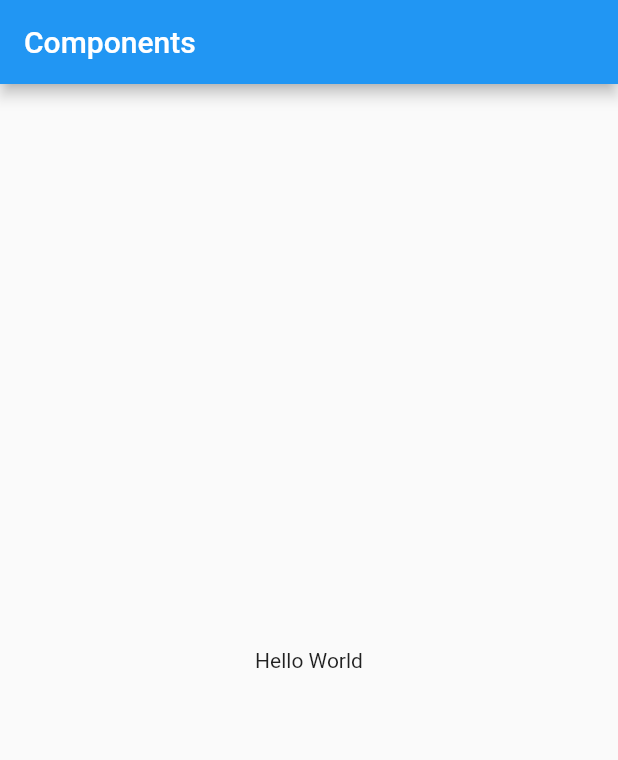
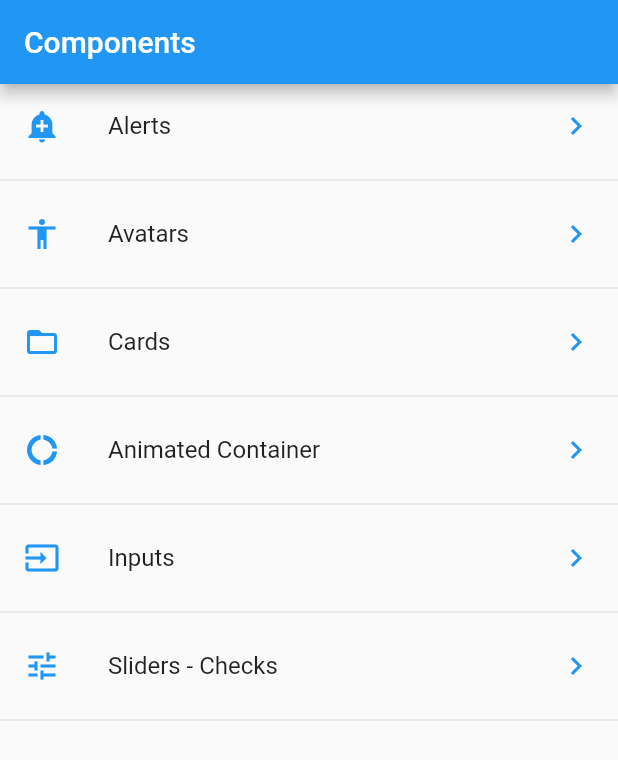
Before and after one commit to efeceve/flutterComponents, a Flutter app: the screen it shows after launch, on a phone screen of 412 x 824 dp. Shown: the top 760 px of the screen. Run offline on Flutter 3.47's test engine with Material 2 defaults, Android fonts, the phone set to English and light mode, and no system bars.

Commit message:
I have added a lot of pages with widgets to learn flutter

```diff
--- /dev/null
+++ b/data/menu_opts.json
@@ -0,0 +1,34 @@
+{
+    "nombreApp": "Components",
+    "rutas": [{
+            "ruta": "alert",
+            "icon": "add_alert",
+            "texto": "Alerts"
+        },
+        {
+            "ruta": "avatar",
+            "icon": "accessibility",
+            "texto": "Avatars"
+        },
+        {
+            "ruta": "card",
+            "icon": "folder_open",
+            "texto": "Cards"
+        },
+        {
+            "ruta": "animatedContainer",
+            "icon": "donut_large",
+            "texto": "Animated Container"
+        },
+        {
+            "ruta": "inputs",
+            "icon": "input",
+            "texto": "Inputs"
+        },
+        {
+            "ruta": "slider",
+            "icon": "tune",
+            "texto": "Sliders - Checks"
+        }
+    ]
+}
--- a/lib/main.dart
+++ b/lib/main.dart
@@ -1,4 +1,9 @@
 import 'package:flutter/material.dart';
+import 'package:flutter_localizations/flutter_localizations.dart';
+
+import 'package:components/src/routes/routes.dart';
+import 'package:components/src/pages/alert_page.dart';
+//import 'package:components/src/pages/home_temp.dart';
 
 void main() => runApp(MyApp());
 
@@ -8,16 +13,23 @@ class MyApp extends StatelessWidget {
     return MaterialApp(
       title: 'Flutter components app',
       debugShowCheckedModeBanner: false,
-      home: Scaffold(
-        appBar: AppBar(
-          title: Text('Components'),
-        ),
-        body: Center(
-          child: Container(
-            child: Text('Hello World'),
-          ),
-        ),
-      ),
+      localizationsDelegates: [
+        GlobalMaterialLocalizations.delegate,
+        GlobalWidgetsLocalizations.delegate,
+        GlobalCupertinoLocalizations.delegate,
+      ],
+      supportedLocales: [
+        Locale('en', ''), // English, no country code
+        Locale('es', ''), // Spanish, no country code
+      ],
+      //home: HomePage(),
+      initialRoute: '/',
+      routes: getApplicationRoutes(),
+      onGenerateRoute: (RouteSettings settings) {
+        print('Ruta llamada ${settings.name}');
+        return MaterialPageRoute(
+            builder: (BuildContext context) => AlertPage());
+      },
     );
   }
 }
--- /dev/null
+++ b/lib/src/pages/home_page.dart
@@ -0,0 +1,52 @@
+import 'package:flutter/material.dart';
+import 'package:components/src/providers/menu_provider.dart';
+import 'package:components/src/utils/icon_string_util.dart';
+//import 'package:components/src/pages/alert_page.dart';
+
+class HomePage extends StatelessWidget {
+  @override
+  Widget build(BuildContext context) {
+    return Scaffold(
+      appBar: AppBar(
+        title: Text('Components'),
+      ),
+      body: _list(),
+    );
+  }
+
+  Widget _list() {
+    //print(menuProvider.options);
+    //menuProvider.loadData();
+
+    return FutureBuilder(
+      future: menuProvider.loadData(),
+      initialData: [],
+      builder: (BuildContext context, AsyncSnapshot<List<dynamic>> snapshot) {
+        return ListView(
+          children: _itemList(snapshot.data, context),
+        );
+      },
+    );
+  }
+
+  List<Widget> _itemList(List<dynamic>? data, BuildContext context) {
+    final List<Widget> options = [];
+    data?.forEach((opt) {
+      final widgetTemp = ListTile(
+        title: Text(opt['texto']),
+        leading: getIcon(opt['icon']),
+        trailing: Icon(Icons.keyboard_arrow_right, color: Colors.blue),
+        onTap: () {
+          //final route = MaterialPageRoute(builder: (context) {
+          //  return AlertPage();
+          //});
+          //Navigator.push(context, route);
+
+          Navigator.pushNamed(context, opt['ruta']);
+        },
+      );
+      options..add(widgetTemp)..add(Divider());
+    });
+    return options;
+  }
+}
--- /dev/null
+++ b/lib/src/routes/routes.dart
@@ -0,0 +1,21 @@
+import 'package:flutter/material.dart';
+
+import 'package:components/src/pages/home_page.dart';
+import 'package:components/src/pages/alert_page.dart';
+import 'package:components/src/pages/avatar_page.dart';
+import 'package:components/src/pages/card_page.dart';
+import 'package:components/src/pages/animated_container_page.dart';
+import 'package:components/src/pages/input_page.dart';
+import 'package:components/src/pages/slider_page.dart';
+
+Map<String, WidgetBuilder> getApplicationRoutes() {
+  return <String, WidgetBuilder>{
+    '/': (BuildContext contex) => HomePage(),
+    'alert': (BuildContext contex) => AlertPage(),
+    'avatar': (BuildContext contex) => AvatarPage(),
+    'card': (BuildContext context) => CardPage(),
+    'animatedContainer': (BuildContext context) => AnimatedContainerPage(),
+    'inputs': (BuildContext context) => InputPage(),
+    'slider': (BuildContext context) => SliderPage()
+  };
+}
```
Also changed, not shown: lib/src/pages/alert_page.dart (added, +57 -0 lines), lib/src/pages/animated_container_page.dart (added, +48 -0 lines), lib/src/pages/avatar_page.dart (added, +34 -0 lines), lib/src/pages/card_page.dart (added, +92 -0 lines), lib/src/pages/home_temp.dart (+36 -2 lines), lib/src/pages/input_page.dart (added, +165 -0 lines), lib/src/pages/slider_page.dart (added, +50 -0 lines), lib/src/providers/menu_provider.dart (added, +21 -0 lines), lib/src/utils/icon_string_util.dart (added, +15 -0 lines), pubspec.yaml (+6 -3 lines), assets/jar-loading.gif (added), pubspec.lock.
